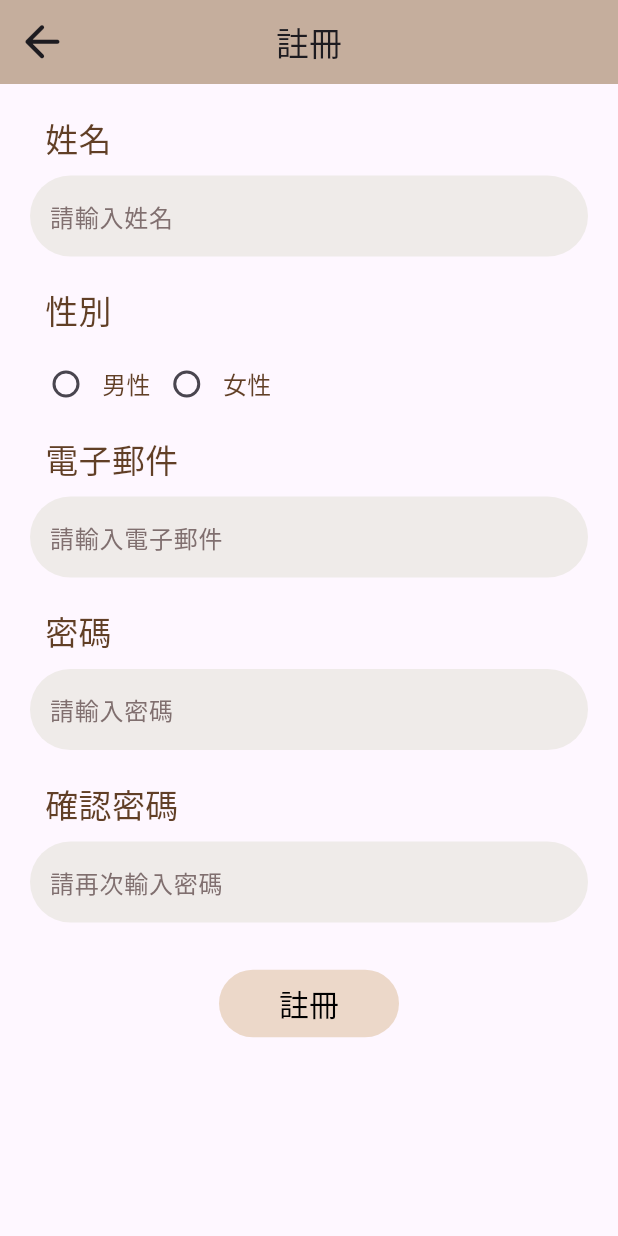
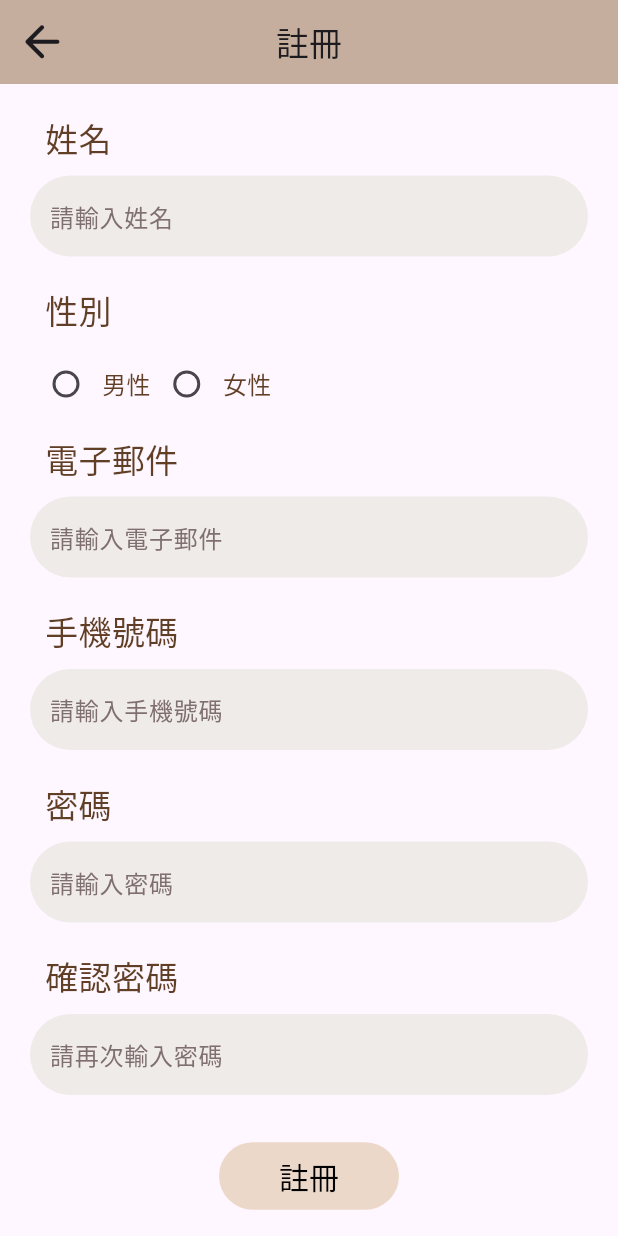
Before and after one commit to ntub113402project/Goldhouse, a Flutter app: the RegisterPage screen opened by its route, on a phone screen of 412 x 824 dp. Run offline on Flutter 3.47's test engine with Material 3 defaults, Android fonts, the phone set to English and light mode, and no system bars; our stand-ins replace carousel_slider, image_picker, permission_handler; network calls fail.

Commit message:
amend pages

```diff
--- a/GoldHouseapp/lib/main.dart
+++ b/GoldHouseapp/lib/main.dart
@@ -2,9 +2,7 @@ import 'package:flutter/material.dart';
 import 'pages/register_page.dart';
 import 'pages/login_page.dart';
 import 'pages/forgetpw_page.dart';
-import 'pages/home_page.dart';
 import 'pages/search_page.dart';
-import 'pages/personal_page.dart';
 import 'pages/controll_page.dart';
 void main() {
   runApp(
--- a/GoldHouseapp/lib/pages/personal_page.dart
+++ b/GoldHouseapp/lib/pages/personal_page.dart
@@ -150,7 +150,7 @@ class _PersonalPageState extends State<PersonalPage> {
                         size: 30,
                         color: Color(0xFF613F26),
                       ),
-                      title: Text("收藏",style: TextStyle(color: Color(0xFF613F26),fontSize: 20),),
+                      title: Text("更改密碼",style: TextStyle(color: Color(0xFF613F26),fontSize: 20),),
                       trailing: Icon(Icons.arrow_forward_ios),
                     ),
                     Divider(color:Color(0xFF613F26),height: 10,),
@@ -160,7 +160,7 @@ class _PersonalPageState extends State<PersonalPage> {
                         size: 30,
                         color: Color(0xFF613F26),
                       ),
-                      title: Text("瀏覽紀錄",style: TextStyle(color: Color(0xFF613F26),fontSize: 20),),
+                      title: Text("我的收藏",style: TextStyle(color: Color(0xFF613F26),fontSize: 20),),
                       trailing: Icon(Icons.arrow_forward_ios),
                     ),
                     Divider(color:Color(0xFF613F26),height: 10,),
@@ -170,7 +170,7 @@ class _PersonalPageState extends State<PersonalPage> {
                         size: 30,
                         color: Color(0xFF613F26),
                       ),
-                      title: Text("個人資料",style: TextStyle(color: Color(0xFF613F26),fontSize: 20),),
+                      title: Text("瀏覽紀錄",style: TextStyle(color: Color(0xFF613F26),fontSize: 20),),
                       trailing: Icon(Icons.arrow_forward_ios),
                     ),
                     Divider(color:Color(0xFF613F26),height: 10,),
--- a/GoldHouseapp/lib/pages/register_page.dart
+++ b/GoldHouseapp/lib/pages/register_page.dart
@@ -1,4 +1,6 @@
 import 'package:flutter/material.dart';
+import 'package:http/http.dart' as http;
+import 'dart:convert';
 
 class RegisterPage extends StatefulWidget {
 
@@ -95,6 +97,28 @@ class _RegisterPageState extends State<RegisterPage> {
             const SizedBox(height: 10,),
             Padding(
               padding: EdgeInsets.all(10),
+              child: Text('手機號碼',style: TextStyle(fontSize: 22,color: Color(0xFF613F26)),),
+            ),
+            Container(
+              padding: const EdgeInsets.all(3),
+              decoration: BoxDecoration(
+                borderRadius: BorderRadius.circular(30),
+                color: const Color(0xFFEFEBE9),
+              ),
+              child: const Padding(
+                padding: EdgeInsets.only(left: 10),
+                child: TextField(
+                  decoration: InputDecoration(
+                    hintText: ('請輸入手機號碼'),
+                    hintStyle: TextStyle( color: Color.fromARGB(255, 128, 111, 111)),
+                    border: InputBorder.none
+                  ),
+                )
+              ),
+            ),
+            const SizedBox(height: 10,),
+            Padding(
+              padding: EdgeInsets.all(10),
               child: Text('密碼',style: TextStyle(fontSize: 22,color: Color(0xFF613F26)),),
             ),
             Container(
--- a/GoldHouseapp/pubspec.yaml
+++ b/GoldHouseapp/pubspec.yaml
@@ -15,6 +15,7 @@ dependencies:
   image_picker: ^1.1.1
   image_cropper: ^6.0.0
   permission_handler: ^11.3.1
+  http: ^1.2.1
 
 dev_dependencies:
   flutter_test:
```
Also changed, not shown: GoldHouseapp/lib/pages/class.dart (+8 -0 lines), GoldHouseapp/lib/pages/controll_page.dart (+4 -3 lines), GoldHouseapp/lib/pages/search_page.dart (+30 -10 lines), GoldHouseapp/pubspec.lock.
